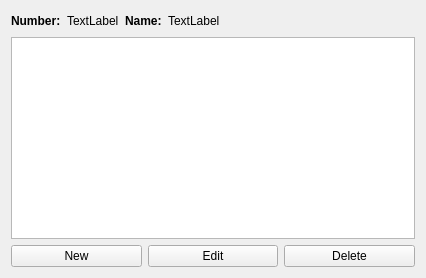
Qt form src/ui/adminhomewidget.ui (CaptOkie/code-first-think-later) before a commit.
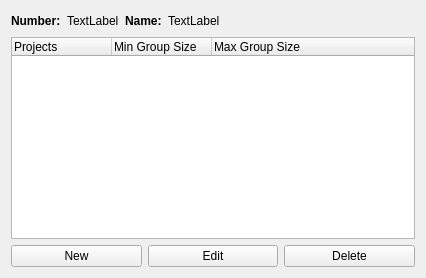
The same form after that commit.

Commit message: populate admin home project thing

The edit to the form file:
```diff
--- a/src/ui/adminhomewidget.ui
+++ b/src/ui/adminhomewidget.ui
@@ -80,7 +80,41 @@
     </layout>
    </item>
    <item>
-    <widget class="QTableView" name="projectTable"/>
+    <widget class="QTreeWidget" name="projectTreeWidget">
+     <property name="editTriggers">
+      <set>QAbstractItemView::NoEditTriggers</set>
+     </property>
+     <property name="alternatingRowColors">
+      <bool>true</bool>
+     </property>
+     <property name="indentation">
+      <number>0</number>
+     </property>
+     <property name="uniformRowHeights">
+      <bool>true</bool>
+     </property>
+     <property name="itemsExpandable">
+      <bool>false</bool>
+     </property>
+     <property name="expandsOnDoubleClick">
+      <bool>false</bool>
+     </property>
+     <column>
+      <property name="text">
+       <string>Projects</string>
+      </property>
+     </column>
+     <column>
+      <property name="text">
+       <string>Min Group Size</string>
+      </property>
+     </column>
+     <column>
+      <property name="text">
+       <string>Max Group Size</string>
+      </property>
+     </column>
+    </widget>
    </item>
    <item>
     <layout class="QHBoxLayout" name="horizontalLayout">
```
The commit also changes 4 other files.
